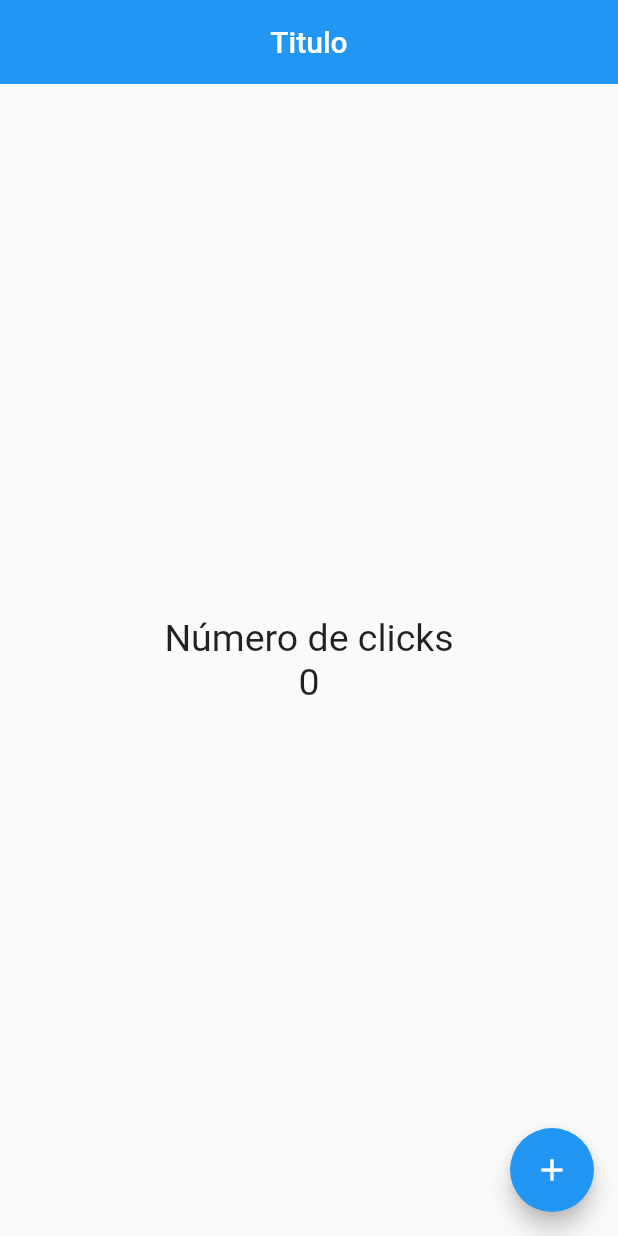
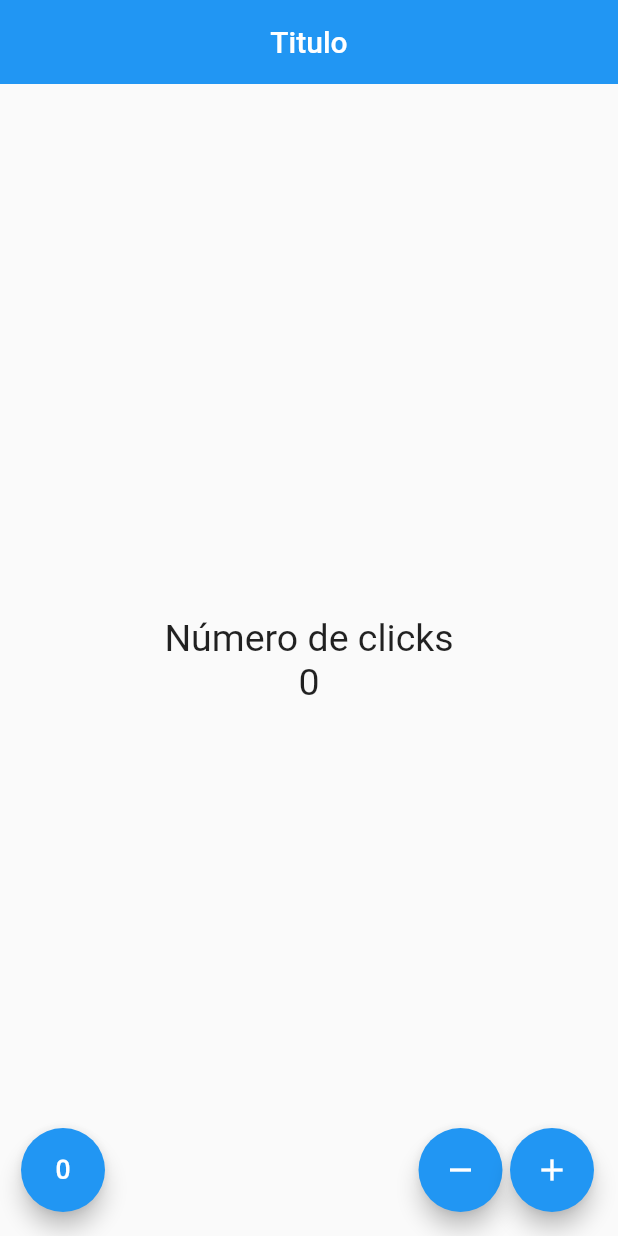
Before and after one commit to VictorBejarano/5-hola_mundo, a Flutter app: the screen it shows after launch, on a phone screen of 412 x 824 dp. Run offline on Flutter 3.47's test engine with Material 2 defaults, Android fonts, the phone set to English and light mode, and no system bars.

Commit message:
13 Creando mas acciones Floating button

```diff
--- a/lib/src/pages/contador_page.dart
+++ b/lib/src/pages/contador_page.dart
@@ -33,15 +33,42 @@ class _ContadorPageState extends State<ContadorPage> {
           ],
         ),
       ),
-      floatingActionButton: FloatingActionButton(
-        onPressed: () {
-          // TODO: Revisar porque el print no funciona en android
-          log('Hola mundo');
-          _conteo++;
-          setState(() {});
-        },
-        child: Icon(Icons.add),
-      ),
+      floatingActionButton: _crearBotones(),
+    );
+  }
+
+  Widget _crearBotones() {
+    return Row(
+      mainAxisAlignment: MainAxisAlignment.end,
+      children: [
+        SizedBox(
+          width: 30.0,
+        ),
+        FloatingActionButton(
+          child: Icon(
+            Icons.exposure_zero,
+          ),
+          onPressed: () {},
+        ),
+        Expanded(
+          child: SizedBox(),
+        ),
+        FloatingActionButton(
+          child: Icon(
+            Icons.remove,
+          ),
+          onPressed: () {},
+        ),
+        SizedBox(
+          width: 5.0,
+        ),
+        FloatingActionButton(
+          child: Icon(
+            Icons.add,
+          ),
+          onPressed: () {},
+        ),
+      ],
     );
   }
 }
```
